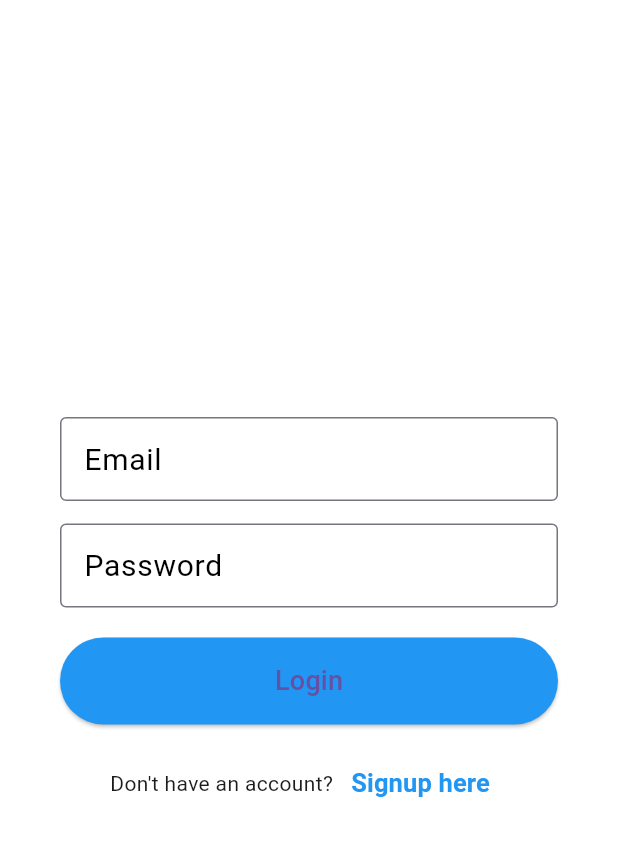
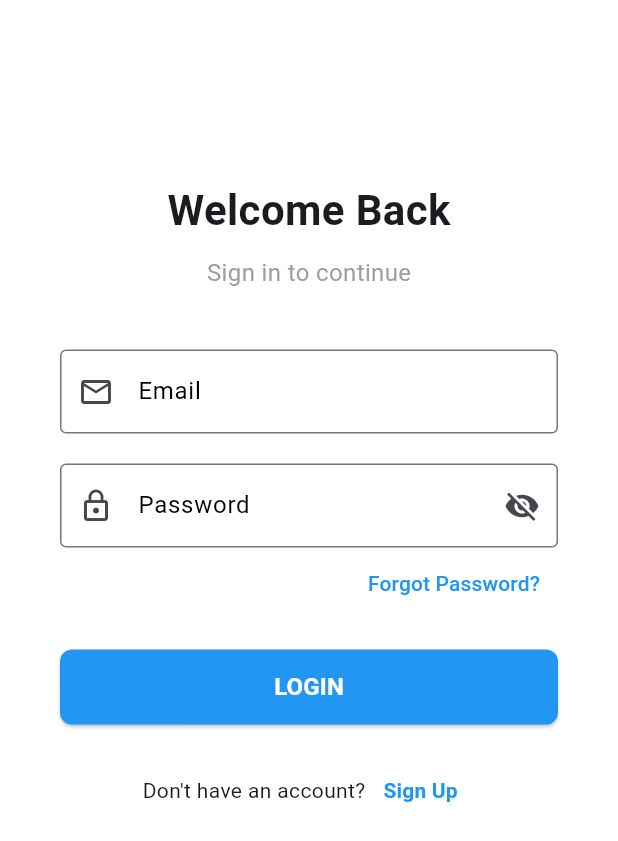
Before and after one commit to Kaksophat/flutter, a Flutter app: the screen it shows after launch, on a phone screen of 412 x 824 dp. Shown: the top 841 px of the screen. Run offline on Flutter 3.47's test engine with Material 3 defaults, Android fonts, the light colour scheme and no system bars; our stand-ins replace shared_preferences.

Commit message:
login with api

```diff
--- a/untitled/lib/Login.dart
+++ b/untitled/lib/Login.dart
@@ -15,48 +15,74 @@ class _LoginState extends State<Login> {
   final TextEditingController emailController = TextEditingController();
   final TextEditingController passwordController = TextEditingController();
   bool isLoading = false;
+  bool obscurePassword = true;
 
   Future<void> login() async {
+
+
     setState(() {
-      isLoading = true;
+      isLoading = false;
     });
 
     try {
-      final url = Uri.parse('http://10.0.2.2:8000/api/login'); // Added port 8000
+
+      // Consider using HTTPS in production
+      final url = Uri.parse('http://10.0.2.2:8000/api/login');
+
       final response = await http.post(
         url,
         headers: {'Content-Type': 'application/json'},
         body: jsonEncode({
           'email': emailController.text.trim(),
-          'password': passwordController.text.trim()
+          'password': passwordController.text
         }),
-      );
+      ).timeout(const Duration(seconds: 15)); // Increased timeout a bit
 
+      if (!mounted) return;
+
+      if (response.statusCode == 200) {
         final data = jsonDecode(response.body);
-      if (response.statusCode == 200) {
         final token = data['token'];
-        SharedPreferences prefs = await SharedPreferences.getInstance();
+
+        if (token == null) {
+          _showErrorMessage('Invalid response from server');
+          return;
+        }
+
+        // Save token securely
+        final prefs = await SharedPreferences.getInstance();
         await prefs.setString('token', token);
+        print('Login successful! Token: $token');
 
-        if (mounted) {
+        // Save user data if available
+        if (data['user'] != null) {
+          await prefs.setString('user_data', jsonEncode(data['user']));
+
+        }
+
+
+        // Navigate to home screen
         Navigator.pushReplacement(
           context,
           MaterialPageRoute(builder: (context) => BottomNavScreen()),
         );
-        }
       } else {
-        if (mounted) {
-          ScaffoldMessenger.of(context).showSnackBar(
-            SnackBar(content: Text(data['message'] ?? 'Login failed')),
-          );
+        // Try to parse error message
+        try {
+          final data = jsonDecode(response.body);
+          _showErrorMessage(data['message'] ?? 'Login failed with status: ${response.statusCode}');
+        } catch (e) {
+          _showErrorMessage('Login failed with status: ${response.statusCode}');
         }
       }
+    } on http.ClientException catch (e) {
+      _showErrorMessage('Connection error: ${e.message}');
+      debugPrint('ClientException: $e');
+    } on FormatException catch (e) {
+      _showErrorMessage('Invalid response format from server');
+      debugPrint('FormatException: $e');
     } catch (e) {
-      if (mounted) {
-        ScaffoldMessenger.of(context).showSnackBar(
-          const SnackBar(content: Text('Connection error')),
-        );
-      }
+      _showErrorMessage('An error occurred. Please try again.');
       debugPrint('Login error: $e');
     } finally {
       if (mounted) {
@@ -67,58 +93,120 @@ class _LoginState extends State<Login> {
     }
   }
 
+  void _showErrorMessage(String message) {
+    if (!mounted) return;
+    ScaffoldMessenger.of(context).showSnackBar(
+      SnackBar(
+        content: Text(message),
+        backgroundColor: Colors.red[700],
+      ),
+    );
+  }
+
   @override
   Widget build(BuildContext context) {
     return Scaffold(
       backgroundColor: Colors.white,
       body: SafeArea(
+        child: SingleChildScrollView(
           child: Padding(
             padding: const EdgeInsets.all(40.0),
             child: Column(
               mainAxisAlignment: MainAxisAlignment.center,
+              crossAxisAlignment: CrossAxisAlignment.center,
               children: [
+                const SizedBox(height: 80),
+                const Text(
+                  "Welcome Back",
+                  style: TextStyle(
+                    fontSize: 28,
+                    fontWeight: FontWeight.bold,
+                  ),
+                ),
+                const SizedBox(height: 10),
+                const Text(
+                  "Sign in to continue",
+                  style: TextStyle(
+                    fontSize: 16,
+                    color: Colors.grey,
+                  ),
+                ),
+                const SizedBox(height: 40),
                 TextField(
                   controller: emailController,
                   keyboardType: TextInputType.emailAddress,
                   decoration: const InputDecoration(
                     labelText: "Email",
-                  labelStyle: TextStyle(color: Colors.black, fontSize: 20),
+                    hintText: "Enter your email",
+                    prefixIcon: Icon(Icons.email_outlined),
+                    labelStyle: TextStyle(color: Colors.black, fontSize: 16),
                     border: OutlineInputBorder(),
                   ),
                 ),
-              const SizedBox(height: 15),
+                const SizedBox(height: 20),
                 TextField(
                   controller: passwordController,
-                obscureText: true,
-                decoration: const InputDecoration(
+                  obscureText: obscurePassword,
+                  decoration: InputDecoration(
                     labelText: "Password",
-                  labelStyle: TextStyle(color: Colors.black, fontSize: 20),
-                  border: OutlineInputBorder(),
+                    hintText: "Enter your password",
+                    prefixIcon: const Icon(Icons.lock_outline),
+                    suffixIcon: IconButton(
+                      icon: Icon(
+                        obscurePassword ? Icons.visibility_off : Icons.visibility,
+                      ),
+                      onPressed: () {
+                        setState(() {
+                          obscurePassword = !obscurePassword;
+                        });
+                      },
+                    ),
+                    labelStyle: const TextStyle(color: Colors.black, fontSize: 16),
+                    border: const OutlineInputBorder(),
+                  ),
+                ),
+                Align(
+                  alignment: Alignment.centerRight,
+                  child: TextButton(
+                    onPressed: () {
+                      // Handle forgotten password
+                      Navigator.pushNamed(context, '/forgot-password');
+                    },
+                    child: const Text(
+                      "Forgot Password?",
+                      style: TextStyle(color: Colors.blue),
+                    ),
                   ),
                 ),
                 const SizedBox(height: 20),
                 SizedBox(
                   width: double.infinity,
+                  height: 50,
                   child: ElevatedButton(
-                  onPressed: () {
-                    Navigator.pushReplacement(
-                      context,
-                      MaterialPageRoute(builder: (context) => BottomNavScreen()),
-                    );
-                  },
+                    onPressed:  login,
                     style: ElevatedButton.styleFrom(
                       backgroundColor: Colors.blue,
-                    padding: const EdgeInsets.symmetric(vertical: 16),
+                      foregroundColor: Colors.white,
+                      shape: RoundedRectangleBorder(
+                        borderRadius: BorderRadius.circular(8),
+                      ),
                     ),
                     child: isLoading
-                      ? const CircularProgressIndicator(color: Colors.white)
+                        ? const SizedBox(
+                      width: 24,
+                      height: 24,
+                      child: CircularProgressIndicator(
+                        color: Colors.white,
+                        strokeWidth: 2,
+                      ),
+                    )
                         : const Text(
-                    "Login",
-                    style: TextStyle(fontSize: 18),
+                      "LOGIN",
+                      style: TextStyle(fontSize: 16, fontWeight: FontWeight.bold),
                     ),
                   ),
                 ),
-              const SizedBox(height: 15),
+                const SizedBox(height: 20),
                 Row(
                   mainAxisAlignment: MainAxisAlignment.center,
                   children: [
@@ -128,9 +216,8 @@ class _LoginState extends State<Login> {
                         Navigator.pushNamed(context, '/signup');
                       },
                       child: const Text(
-                      "Signup here",
+                        "Sign Up",
                         style: TextStyle(
-                        fontSize: 17,
                           fontWeight: FontWeight.bold,
                           color: Colors.blue,
                         ),
@@ -139,6 +226,7 @@ class _LoginState extends State<Login> {
                   ],
                 )
               ],
+            ),
           ),
         ),
       ),
--- a/untitled/lib/main.dart
+++ b/untitled/lib/main.dart
@@ -1,18 +1,31 @@
 import 'package:flutter/material.dart';
+import 'package:shared_preferences/shared_preferences.dart';
 import 'package:untitled/Login.dart';
+import 'package:untitled/BottomNavScreen.dart';
 
-void main() {
-  runApp(const MyApp());
+void main() async {
+  // Ensure Flutter is initialized
+  WidgetsFlutterBinding.ensureInitialized();
+
+  // Check if token exists
+  final prefs = await SharedPreferences.getInstance();
+  final token = prefs.getString('token');
+
+  // Run app with the appropriate initial route
+  runApp(MyApp(isLoggedIn: token != null && token.isNotEmpty));
 }
 
 class MyApp extends StatelessWidget {
-  const MyApp({super.key});
+  final bool isLoggedIn;
+
+  const MyApp({super.key, required this.isLoggedIn});
 
   @override
   Widget build(BuildContext context) {
     return MaterialApp(
       debugShowCheckedModeBanner: false,
-       home: Login(),
+      // If token exists, go to BottomNavScreen, otherwise go to Login
+      home: isLoggedIn ? BottomNavScreen() : Login(),
     );
   }
 }
```
Also changed, not shown: untitled/lib/HomeScreen.dart (+19 -0 lines), 2 other files. Lines whose indentation alone changed are shown as unchanged.
